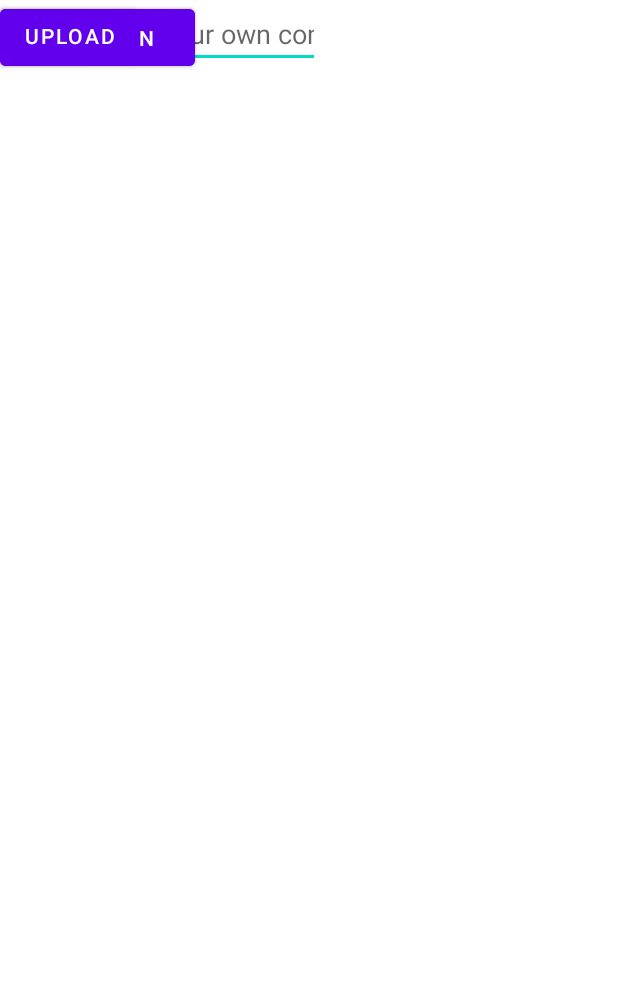
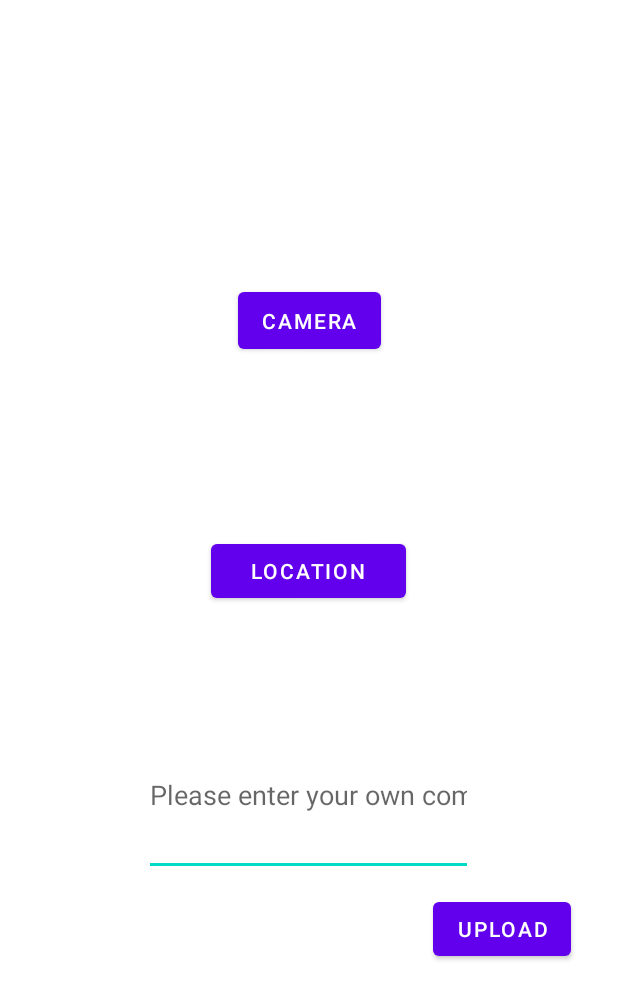
Before and after one commit to CMPUT301W22T05/QRHunter, an Android app: the layout scan_qr_code_layout.xml on its own in the app's theme, with its tools: preview values and no code run, on a phone screen of 412 x 824 dp. Shown: the top 999 px of the screen. Run offline under Robolectric (Android 15) with nearby library versions, the light colour scheme and no system bars.

Commit message:
wenhao for new layout -- scan_qr_code_layout.xml

```diff
--- a/version 1/app/src/main/res/layout/scan_qr_code_layout.xml
+++ b/version 1/app/src/main/res/layout/scan_qr_code_layout.xml
@@ -1,44 +1,55 @@
 <?xml version="1.0" encoding="utf-8"?>
 <androidx.constraintlayout.widget.ConstraintLayout xmlns:android="http://schemas.android.com/apk/res/android"
+    xmlns:app="http://schemas.android.com/apk/res-auto"
     xmlns:tools="http://schemas.android.com/tools"
     android:layout_width="match_parent"
     android:layout_height="match_parent">
 
     <Button
         android:id="@+id/camera_button"
-        android:layout_width="130dp"
+        android:layout_width="wrap_content"
         android:layout_height="50dp"
+        android:layout_marginTop="140dp"
+        android:layout_marginBottom="70dp"
         android:text="Camera"
-        tools:layout_editor_absoluteX="140dp"
-        tools:layout_editor_absoluteY="99dp"
-        tools:ignore="MissingConstraints" />
+        app:layout_constraintBottom_toTopOf="@+id/location_button"
+        app:layout_constraintEnd_toEndOf="parent"
+        app:layout_constraintStart_toStartOf="parent"
+        app:layout_constraintTop_toTopOf="parent" />
 
     <Button
         android:id="@+id/location_button"
         android:layout_width="130dp"
-        android:layout_height="50dp"
+        android:layout_height="0dp"
+        android:layout_marginBottom="72dp"
         android:text="Location"
-        tools:layout_editor_absoluteX="151dp"
-        tools:layout_editor_absoluteY="206dp"
-        tools:ignore="MissingConstraints" />
+        app:layout_constraintBottom_toTopOf="@+id/editText_comments"
+        app:layout_constraintEnd_toEndOf="parent"
+        app:layout_constraintHorizontal_bias="0.498"
+        app:layout_constraintStart_toStartOf="parent" />
 
     <EditText
         android:id="@+id/editText_comments"
-        android:layout_width="wrap_content"
-        android:layout_height="wrap_content"
+        android:layout_width="219dp"
+        android:layout_height="107dp"
+        android:layout_marginBottom="240dp"
         android:ems="10"
+        android:hint="Please enter your own comments"
         android:inputType="textLongMessage"
-        android:hint="Please enter your own comments"
-        tools:layout_editor_absoluteX="116dp"
-        tools:layout_editor_absoluteY="339dp"
-        tools:ignore="MissingConstraints" />
+        app:layout_constraintBottom_toBottomOf="parent"
+        app:layout_constraintEnd_toEndOf="parent"
+        app:layout_constraintHorizontal_bias="0.497"
+        app:layout_constraintStart_toStartOf="parent" />
 
     <Button
         android:id="@+id/upload_comments_button"
         android:layout_width="wrap_content"
         android:layout_height="wrap_content"
         android:text="Upload"
-        tools:layout_editor_absoluteX="290dp"
-        tools:layout_editor_absoluteY="576dp"
-        tools:ignore="MissingConstraints" />
+        app:layout_constraintBottom_toBottomOf="parent"
+        app:layout_constraintEnd_toEndOf="parent"
+        app:layout_constraintHorizontal_bias="0.902"
+        app:layout_constraintStart_toStartOf="parent"
+        app:layout_constraintTop_toTopOf="parent"
+        app:layout_constraintVertical_bias="0.767" />
 </androidx.constraintlayout.widget.ConstraintLayout>
```
